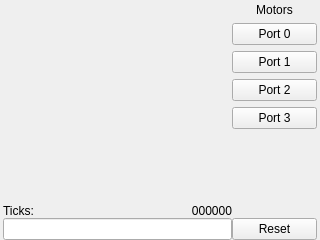
First picture: the form in ui/MotorsWidget.ui, repository kipr/botui, before the edit.
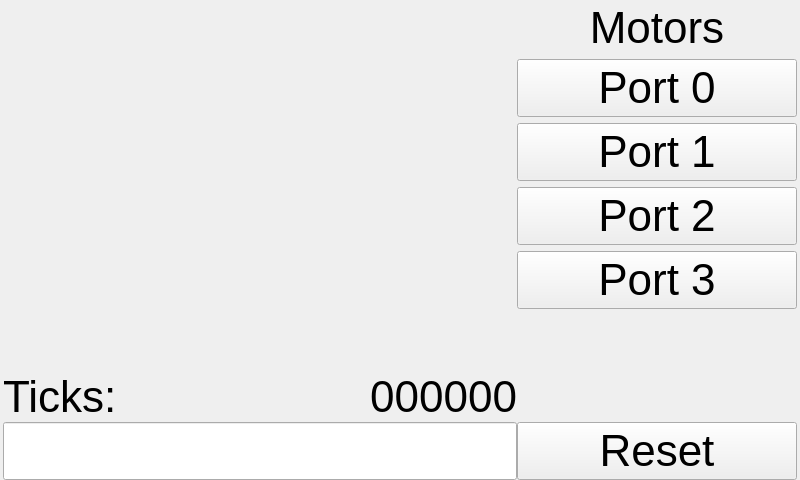
Second picture: the form after the edit. Icons and pictures are not drawn. Custom widgets are drawn as their Qt base class.

```diff
--- a/ui/MotorsWidget.ui
+++ b/ui/MotorsWidget.ui
@@ -6,8 +6,8 @@
    <rect>
     <x>0</x>
     <y>0</y>
-    <width>320</width>
-    <height>240</height>
+    <width>800</width>
+    <height>480</height>
    </rect>
   </property>
   <property name="windowTitle">
@@ -43,10 +43,7 @@
         <number>0</number>
        </property>
        <item>
-        <widget class="TouchDial" name="dial" native="true">
-         <zorder>horizontalLayoutWidget_2</zorder>
-         <zorder>horizontalLayoutWidget_2</zorder>
-        </widget>
+        <widget class="TouchDial" name="dial" native="true"/>
        </item>
        <item>
         <layout class="QHBoxLayout" name="horizontalLayout_4" stretch="0,1">
@@ -58,6 +55,11 @@
          </property>
          <item>
           <widget class="QLabel" name="label">
+           <property name="font">
+            <font>
+             <pointsize>33</pointsize>
+            </font>
+           </property>
            <property name="text">
             <string>Ticks:</string>
            </property>
@@ -80,6 +82,11 @@
              <height>16777215</height>
             </size>
            </property>
+           <property name="font">
+            <font>
+             <pointsize>33</pointsize>
+            </font>
+           </property>
            <property name="text">
             <string>000000</string>
            </property>
@@ -105,7 +112,13 @@
        <item>
         <layout class="QHBoxLayout" name="horizontalLayout_2" stretch="1">
          <item>
-          <widget class="LineEdit" name="number"/>
+          <widget class="LineEdit" name="number">
+           <property name="font">
+            <font>
+             <pointsize>33</pointsize>
+            </font>
+           </property>
+          </widget>
          </item>
         </layout>
        </item>
@@ -118,6 +131,11 @@
        </property>
        <item>
         <widget class="QLabel" name="label_2">
+         <property name="font">
+          <font>
+           <pointsize>33</pointsize>
+          </font>
+         </property>
          <property name="text">
           <string>Motors</string>
          </property>
@@ -128,12 +146,23 @@
        </item>
        <item>
         <widget class="QPushButton" name="_0">
+         <property name="sizePolicy">
+          <sizepolicy hsizetype="Minimum" vsizetype="Minimum">
+           <horstretch>0</horstretch>
+           <verstretch>0</verstretch>
+          </sizepolicy>
+         </property>
          <property name="minimumSize">
           <size>
-           <width>85</width>
+           <width>280</width>
            <height>0</height>
           </size>
          </property>
+         <property name="font">
+          <font>
+           <pointsize>33</pointsize>
+          </font>
+         </property>
          <property name="text">
           <string>Port 0</string>
          </property>
@@ -145,6 +174,11 @@
        </item>
        <item>
         <widget class="QPushButton" name="_1">
+         <property name="font">
+          <font>
+           <pointsize>33</pointsize>
+          </font>
+         </property>
          <property name="text">
           <string>Port 1</string>
          </property>
@@ -156,6 +190,11 @@
        </item>
        <item>
         <widget class="QPushButton" name="_2">
+         <property name="font">
+          <font>
+           <pointsize>33</pointsize>
+          </font>
+         </property>
          <property name="text">
           <string>Port 2</string>
          </property>
@@ -167,6 +206,11 @@
        </item>
        <item>
         <widget class="QPushButton" name="_3">
+         <property name="font">
+          <font>
+           <pointsize>33</pointsize>
+          </font>
+         </property>
          <property name="text">
           <string>Port 3</string>
          </property>
@@ -191,6 +235,11 @@
        </item>
        <item>
         <widget class="QPushButton" name="reset">
+         <property name="font">
+          <font>
+           <pointsize>33</pointsize>
+          </font>
+         </property>
          <property name="text">
           <string>Reset</string>
          </property>
```
